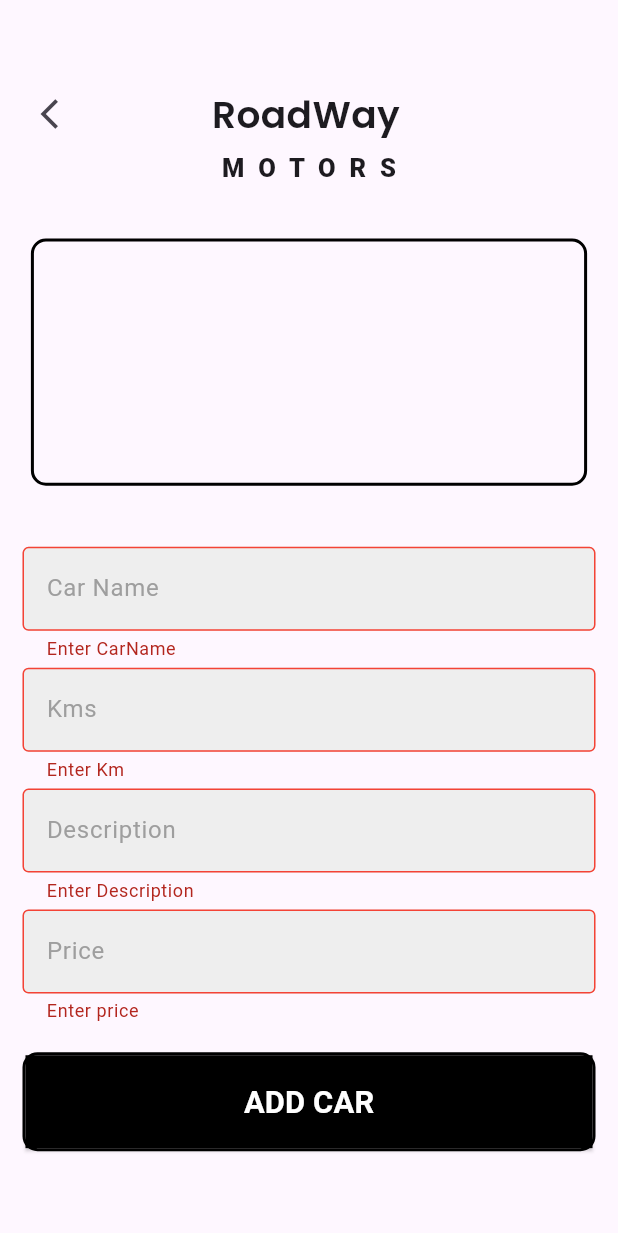
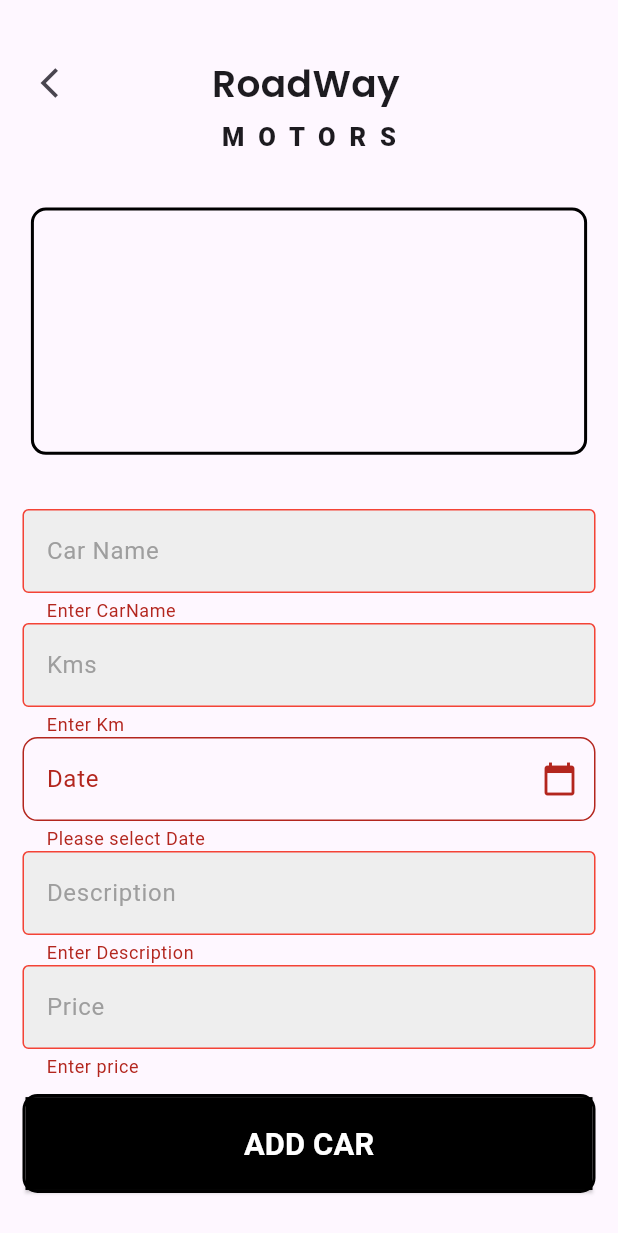
Before and after one commit to farhan-kt/RoadWay_firebase, a Flutter app: the AdminAddDataScreen screen opened directly, after a tap on "ADD CAR", on a phone screen of 412 x 824 dp. Shown: the top 1233 px of the screen. Run offline on Flutter 3.47's test engine with Material 3 defaults, Android fonts, the phone set to English and light mode, and no system bars; our stand-ins replace cloud_firestore, firebase_auth, firebase_core, firebase_storage, google_fonts, google_sign_in and 2 more; accounts and stored records are empty; Roboto replaces fonts that are missing (Abel).

Commit message:
added date field to car info

```diff
--- a/lib/model/car_model.dart
+++ b/lib/model/car_model.dart
@@ -3,6 +3,7 @@ class CarModel {
   String? carName;
   String? km;
   String? description;
+  String? date;
   int? price;
   String? image;
   List wishList;
@@ -10,6 +11,7 @@ class CarModel {
   CarModel(
       {this.id,
       this.image,
+      this.date,
       required this.carName,
       required this.km,
       required this.description,
@@ -22,6 +24,7 @@ class CarModel {
         image: json['image'],
         carName: json['name'],
         km: json['km'],
+        date: json['date'],
         description: json['description'],
         price: json['price'],
         wishList: List<String>.from(json['wishlist']));
@@ -32,6 +35,7 @@ class CarModel {
       'image': image,
       'name': carName,
       'km': km,
+      'date': date,
       'description': description,
       'price': price,
       'wishlist': wishList
--- a/lib/view/admin/admin_data.dart
+++ b/lib/view/admin/admin_data.dart
@@ -1,11 +1,11 @@
 // ignore_for_file: must_be_immutable
 
 import 'dart:io';
+import 'package:car_sale_firebase/widget/button_widget.dart';
 import 'package:flutter/material.dart';
 import 'package:provider/provider.dart';
 import 'package:image_picker/image_picker.dart';
 import 'package:car_sale_firebase/model/car_model.dart';
-import 'package:car_sale_firebase/widget/button_widget.dart';
 import 'package:car_sale_firebase/controller/car_provider.dart';
 import 'package:car_sale_firebase/widget/textstyle_widget.dart';
 import 'package:car_sale_firebase/widget/textformfield_widget.dart';
@@ -90,7 +90,7 @@ class AdminAddDataScreen extends StatelessWidget {
                     ),
                   ),
                   SizedBox(
-                    height: size.height * .5,
+                    height: size.height * .55,
                     child: Column(
                       mainAxisAlignment: MainAxisAlignment.spaceEvenly,
                       children: [
@@ -110,6 +110,7 @@ class AdminAddDataScreen extends StatelessWidget {
                           focusErrorBorder: inputBorderColor,
                           validateMsg: 'Enter Km',
                         ),
+                        dateTextFormField(),
                         CustomTextFormField(
                           labelText: 'Description',
                           controller: carProvider.descriptionController,
@@ -191,6 +192,7 @@ class AdminAddDataScreen extends StatelessWidget {
       description: carProvider.descriptionController.text,
       price: int.parse(carProvider.priceController.text),
       km: carProvider.kmController.text,
+      date: carProvider.dateController.text,
       image: carProvider.downloadUrl,
       wishList: [],
     );
--- a/lib/view/home/home.dart
+++ b/lib/view/home/home.dart
@@ -95,9 +95,10 @@ class HomeScreen extends StatelessWidget {
                                   builder: (context) => CarDetailsScreen(
                                     carName: cars.carName,
                                     description: cars.description,
-                                    catergory: cars.km,
+                                    km: cars.km,
                                     price: cars.price,
                                     image: NetworkImage(cars.image.toString()),
+                                    date: cars.date,
                                   ),
                                 ),
                               );
--- a/lib/widget/textformfield_widget.dart
+++ b/lib/widget/textformfield_widget.dart
@@ -1,4 +1,6 @@
+import 'package:car_sale_firebase/controller/car_provider.dart';
 import 'package:flutter/material.dart';
+import 'package:provider/provider.dart';
 
 class CustomTextFormField extends StatelessWidget {
   final String? labelText;
@@ -51,3 +53,36 @@ class CustomTextFormField extends StatelessWidget {
     );
   }
 }
+
+Widget dateTextFormField() {
+  return Consumer<CarProvider>(
+    builder: (context, value, child) => TextFormField(
+      onTap: () => value.selectDate(context),
+      validator: (value) {
+        if (value == null || value.isEmpty) {
+          return "Please select Date";
+        } else {
+          return null;
+        }
+      },
+      controller: value.dateController,
+      keyboardType: TextInputType.datetime,
+      decoration: InputDecoration(
+        fillColor: Colors.grey[200],
+        labelText: 'Date',
+        suffixIcon: IconButton(
+          onPressed: () {
+            value.selectDate(context);
+          },
+          icon: const Icon(Icons.calendar_today),
+        ),
+        focusedBorder: const OutlineInputBorder(
+          borderSide: BorderSide(color: Colors.black),
+        ),
+        border: const OutlineInputBorder(
+          borderRadius: BorderRadius.all(Radius.circular(10)),
+        ),
+      ),
+    ),
+  );
+}
--- a/pubspec.yaml
+++ b/pubspec.yaml
@@ -46,6 +46,7 @@ dependencies:
   email_validator: ^2.1.17
   cloud_firestore: ^4.14.0
   country_picker: ^2.0.25
+  intl: ^0.19.0
 
 dev_dependencies:
   flutter_test:
```
Also changed, not shown: lib/controller/car_provider.dart (+16 -0 lines), lib/view/home/car_details_screen.dart (+20 -8 lines), pubspec.lock.
